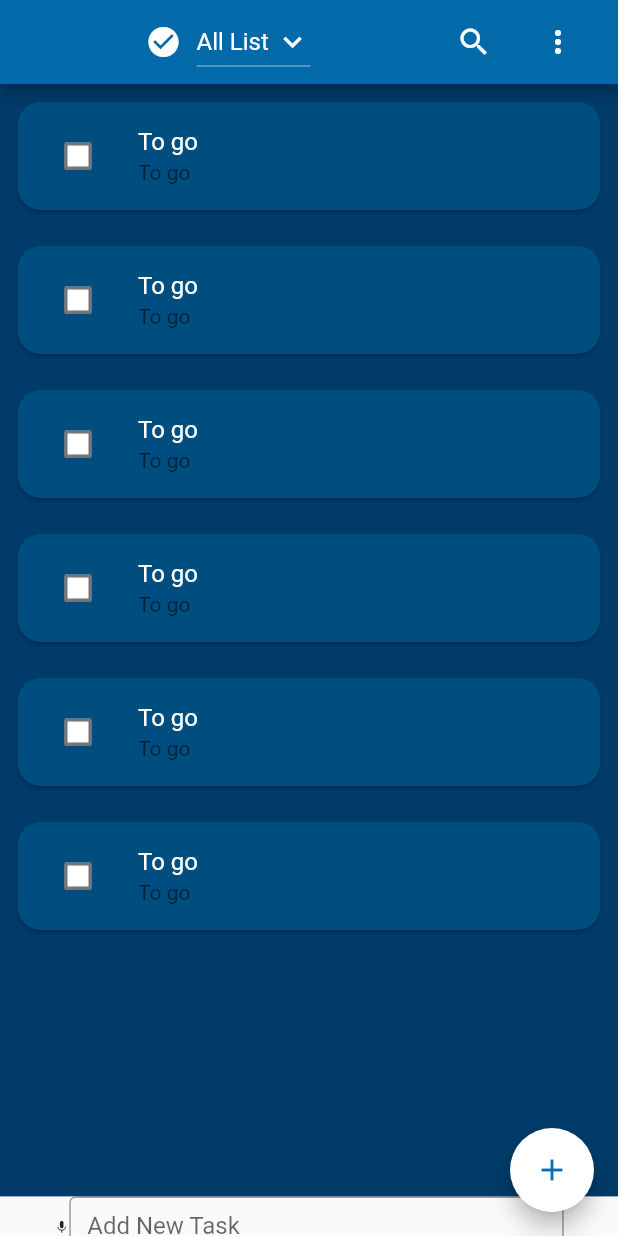
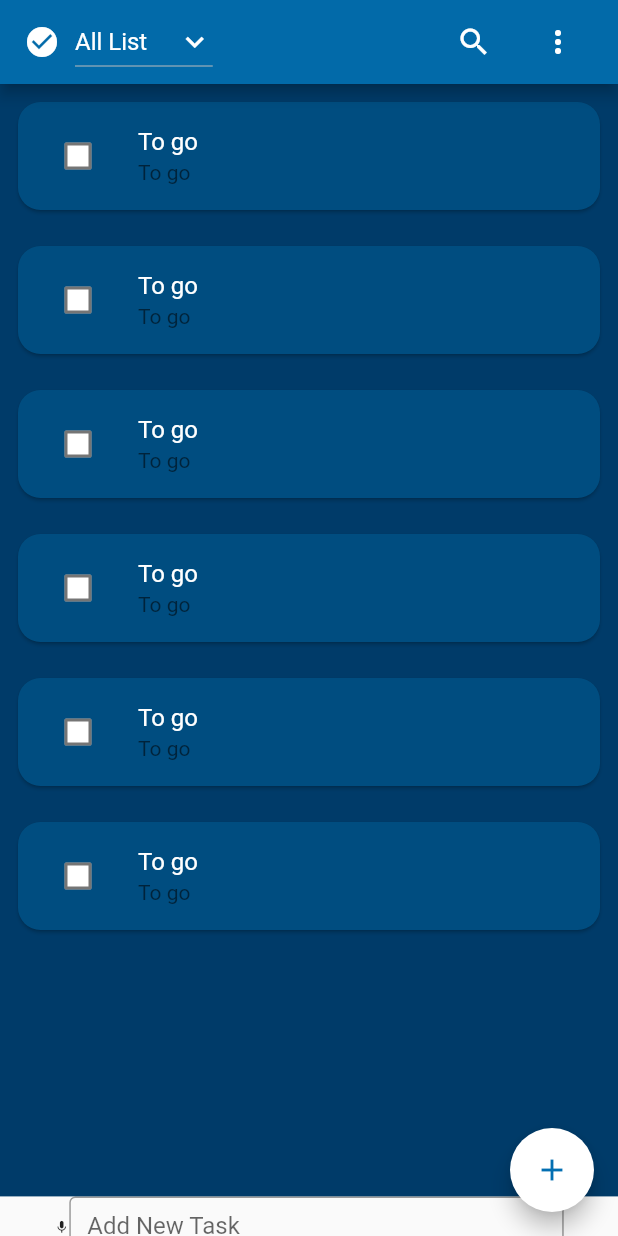
Before and after one commit to MFY2000/Jawan-Pakistan_Mobile-Hybrid-App-Dev-Using-Flutter_, a Flutter app: the screen it shows after launch, on a phone screen of 412 x 824 dp. Run offline on Flutter 3.47's test engine with Material 2 defaults, Android fonts, the phone set to English and light mode, and no system bars; our stand-ins replace font_awesome_flutter.

Commit message:
MFY auto commit at 08/11/2021 21:34:49

```diff
--- a/Tasks/Task09 (Todo App)/todo_app_1/lib/Custom/listType.dart
+++ b/Tasks/Task09 (Todo App)/todo_app_1/lib/Custom/listType.dart
@@ -19,7 +19,7 @@ class _listTypeState extends State<listType> {
   @override
   Widget build(BuildContext context) {
     return Row(
-      mainAxisAlignment: MainAxisAlignment.center,
+      mainAxisAlignment: MainAxisAlignment.start,
       children: [
         Icon(
           iconList[dropdownValue],
@@ -35,9 +35,12 @@ class _listTypeState extends State<listType> {
             color: Colors.white,
             fontSize: 16
           ),
-          icon: const Icon(
-            Icons.keyboard_arrow_down,
-            color: Colors.white,
+          icon: const Padding(
+            padding: EdgeInsets.only(left: 16),
+            child:  Icon(
+              Icons.keyboard_arrow_down,
+              color: Colors.white,
+            ),
           ),
           iconSize: 24,
 
```
